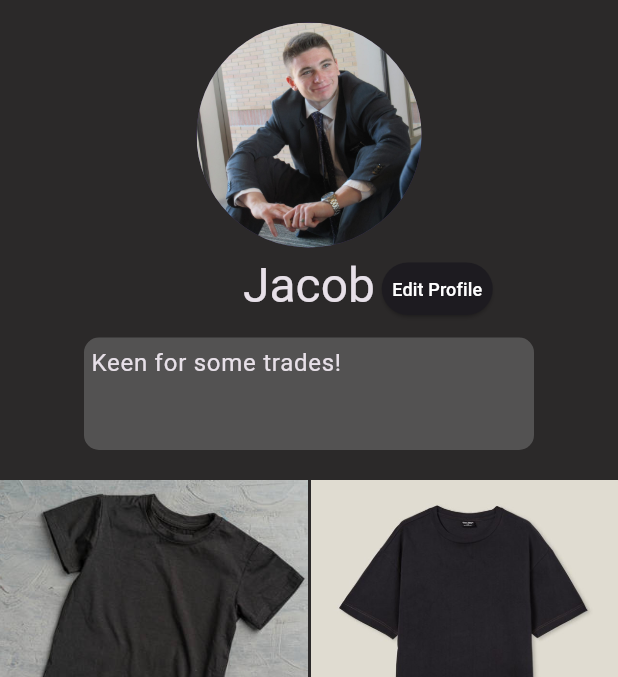
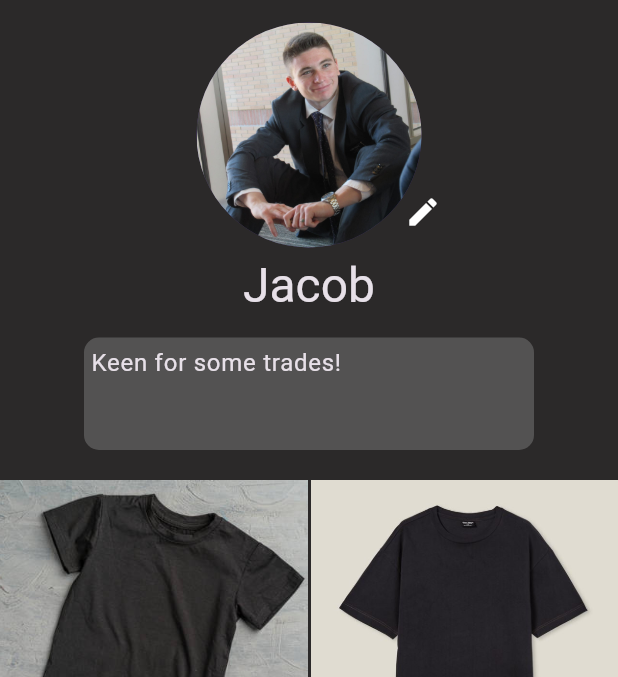
Before and after one commit to Fiversity-1/StyleSwap, a Flutter app: the Profile screen opened by its route, on a phone screen of 412 x 824 dp, the part 75-752 px from its top. Run offline on Flutter 3.47's test engine with Material 3 defaults, Android fonts, the phone set to English and light mode, and no system bars; our stand-ins replace flutter_card_swiper, flutter_hooks, flutter_slidable, image_picker, like_button, photo_view and 3 more; missing offline and left inert: confirm_dialog, easy_image_viewer, flutter_flip_card, flutter_image_stack, flutter_reorderable_grid_view, tutorial_coach_mark; accounts and stored records are empty.

Commit message:
Edit button changed based on user feedback

```diff
--- a/lib/features/profile/presentation/personal_profile.dart
+++ b/lib/features/profile/presentation/personal_profile.dart
@@ -59,13 +59,18 @@ class _ProfileState extends State<Profile> {
                     padding: const EdgeInsets.only(top: 15.0, bottom: 5),
                     child: SizedBox(
                         height: 150,
-                      width: 150,
+                        width: 200,
+                        child: Stack(
+                          children: [
+                            Positioned(
+                              left: 25,
                               child: CircleAvatar(
                                 radius: 75,
                                 backgroundImage: (_image == null)
                                     ? personalProfileExample.profilePicture
                                     : kIsWeb
-                                ? Image.network(_image!.path, fit: BoxFit.cover)
+                                        ? Image.network(_image!.path,
+                                                fit: BoxFit.cover)
                                             .image
                                         : FileImage(
                                             (File(
@@ -74,6 +79,22 @@ class _ProfileState extends State<Profile> {
                                           ),
                               ),
                             ),
+                            Positioned(
+                              right: 0,
+                              bottom: 0,
+                              child: Padding(
+                                padding: const EdgeInsets.only(left: 10),
+                                child: IconButton(
+                                  icon: Icon(edited ? Icons.check : Icons.edit),
+                                  onPressed: () {
+                                    edited = !edited;
+                                    setState(() {});
+                                  },
+                                ),
+                              ),
+                            ),
+                          ],
+                        )),
                   ),
                   Visibility(
                     visible: edited,
@@ -104,23 +125,6 @@ class _ProfileState extends State<Profile> {
                       textAlign: TextAlign.center,
                     ),
                   ),
-                  Positioned(
-                    top: 5,
-                    right: 65,
-                    bottom: 10,
-                    child: ElevatedButton(
-                      onPressed: () {
-                        edited = !edited;
-                        setState(() {});
-                      },
-                      style: ElevatedButton.styleFrom(
-                          padding: const EdgeInsets.all(7)),
-                      child: Text(
-                        !edited ? 'Edit Profile' : 'Done',
-                        style: const TextStyle(fontSize: 12),
-                      ),
-                    ),
-                  )
                 ],
               ),
               Padding(
```
Lines whose indentation alone changed are shown as unchanged.
